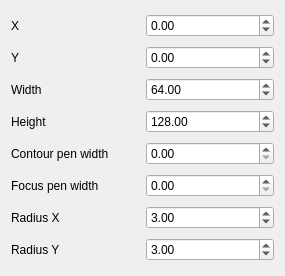
This is Classes/CppQtRoundedRectItem/qtroundedrectitemdialog.ui in richelbilderbeek/ProjectRichelBilderbeek as Qt 5 draws it before an edit. The edited form follows.
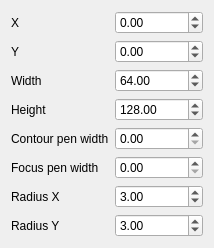
This is the edited form.

Patch:
```diff
--- a/Classes/CppQtRoundedRectItem/qtroundedrectitemdialog.ui
+++ b/Classes/CppQtRoundedRectItem/qtroundedrectitemdialog.ui
@@ -6,8 +6,8 @@
    <rect>
     <x>0</x>
     <y>0</y>
-    <width>285</width>
-    <height>276</height>
+    <width>212</width>
+    <height>220</height>
    </rect>
   </property>
   <property name="windowTitle">
```
Left out of the diff: 8 changed lines with no effect on the pictures.
